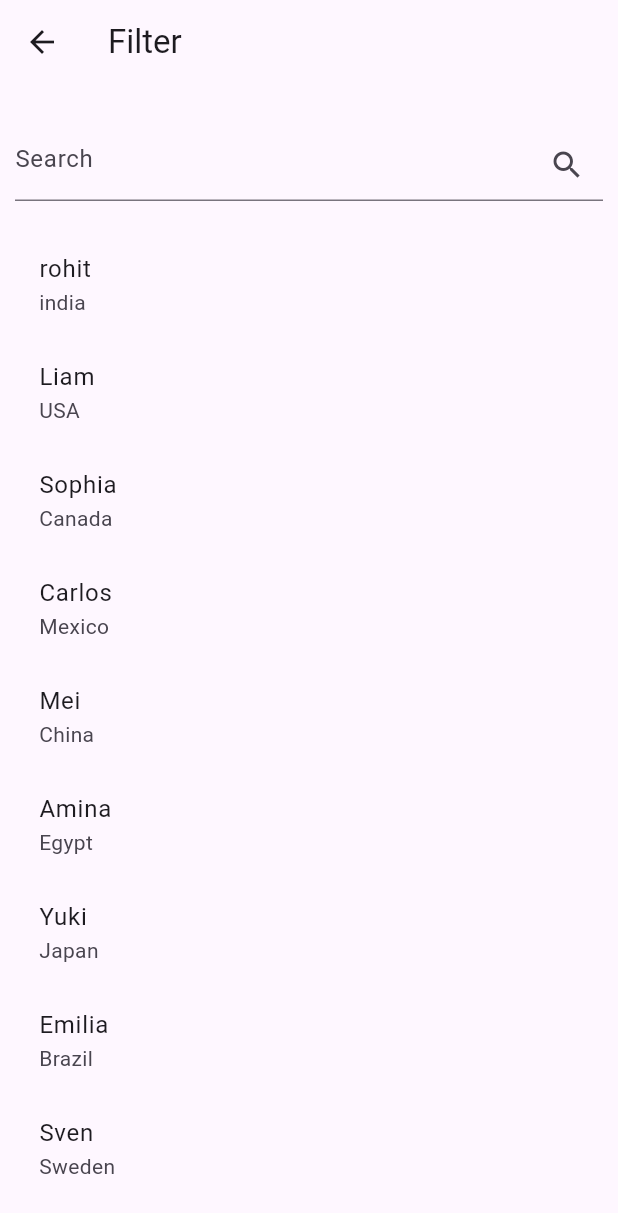
After one commit to jumairahmad/riverpod_flutter_example, a Flutter app: the screen it shows after launch, after a tap on "Filter with riverpod", on a phone screen of 412 x 824 dp. The commit adds this screen. Shown: the top 1213 px of the screen. Run offline on Flutter 3.47's test engine with Material 3 defaults, Android fonts, the phone set to English and light mode, and no system bars; our stand-ins replace flutter_riverpod, riverpod_annotation; generated files the repository leaves out were written again.

Commit message:
Notifier and Notifier provider filter

```diff
--- a/lib/main.dart
+++ b/lib/main.dart
@@ -4,6 +4,7 @@ import 'package:riverpod_examples_v1/autodispose/counter_ui.dart';
 import 'package:riverpod_examples_v1/counter_ui.dart';
 import 'package:riverpod_examples_v1/cunsumer.dart';
 import 'package:riverpod_examples_v1/notifier_examples/counter_screen.dart';
+import 'package:riverpod_examples_v1/searching/searching_ui.dart';
 import 'package:riverpod_examples_v1/streamproviderexample.dart';
 import 'package:riverpod_examples_v1/users_view.dart';
 
@@ -96,6 +97,13 @@ class MyHomePage extends ConsumerWidget{
           );
         }, label:const Text('Counter Notifier Provider')),
 
+
+        TextButton.icon(onPressed: (){
+
+          Navigator.push(context,
+          MaterialPageRoute(builder: (context)=>SearchUI()),
+          );
+        }, label:const Text('Filter with riverpod')),
         ],
       ),
     ),
--- /dev/null
+++ b/lib/searching/player_notifier.dart
@@ -0,0 +1,51 @@
+
+
+import 'package:flutter/material.dart';
+import 'package:riverpod_annotation/riverpod_annotation.dart';
+part 'player_notifier.g.dart';
+@riverpod
+class PlayerNotifier extends _$PlayerNotifier{
+
+final List<Map<String,dynamic>> allPlayers=[
+  {"name":"rohit" ,"country":"india" },
+  {"name":"Liam", "country":"USA"},
+{"name":"Sophia", "country":"Canada"},
+{"name":"Carlos", "country":"Mexico"},
+{"name":"Mei", "country":"China"},
+{"name":"Amina", "country":"Egypt"},
+{"name":"Yuki", "country":"Japan"},
+{"name":"Emilia", "country":"Brazil"},
+{"name":"Sven", "country":"Sweden"},
+{"name":"Fatima", "country":"Morocco"},
+{"name":"Kofi", "country":"Ghana"},
+];
+
+
+@override
+  List<Map<String,dynamic>> build(){
+  return allPlayers;
+ }
+
+ void filterPlayer(String name){
+
+  List<Map<String,dynamic>> results=[];
+
+  if(name.isEmpty){
+    results=allPlayers;
+  }else {
+
+
+    results=allPlayers.where((element)=>element['name']
+    .toString()
+    .toLowerCase()
+    .contains(name.toLowerCase())
+
+    ).toList();
+  }
+
+state=results;
+
+ }
+
+
+}
--- /dev/null
+++ b/lib/searching/searching_ui.dart
@@ -0,0 +1,53 @@
+import 'package:flutter/material.dart';
+import 'package:flutter_riverpod/flutter_riverpod.dart';
+import 'package:riverpod_examples_v1/searching/player_notifier.dart';
+
+class SearchUI extends ConsumerWidget {
+  const SearchUI({super.key});
+
+  @override
+  Widget build(BuildContext context,WidgetRef ref) {
+
+    var players=ref.watch(playerNotifierProvider);
+    return Scaffold(
+      appBar: AppBar(title: const Text('Filter'),),
+      body: Padding(
+        padding: const EdgeInsets.all(10.0),
+        child: Column(
+          children: [
+
+           const SizedBox(height: 20,),
+
+           TextField(
+            onChanged: (value)=>ref.read(playerNotifierProvider.notifier).filterPlayer(value),
+            decoration: InputDecoration(
+              hintText: 'Search',
+              suffixIcon:Icon( Icons.search),
+            ),
+           ),
+         const SizedBox(height: 20,),
+
+         Expanded(
+
+          child: ListView.builder(
+            itemCount: players.length,
+            itemBuilder: (context,index)=>
+
+              ListTile(
+              title: Text(
+                players[index]['name']
+
+              ),
+              subtitle: Text(
+                players[index]['country']
+              ),
+              ),
+
+          )
+
+           ),
+        ],),
+      ),
+    );
+  }
+}
--- a/pubspec.yaml
+++ b/pubspec.yaml
@@ -37,6 +37,7 @@ dependencies:
   cupertino_icons: ^1.0.6
   flutter_riverpod: ^2.5.1
   http: ^1.2.2
+  riverpod_annotation: ^2.3.5
 
 dev_dependencies:
   flutter_test:
@@ -47,7 +48,9 @@ dev_dependencies:
   # activated in the `analysis_options.yaml` file located at the root of your
   # package. See that file for information about deactivating specific lint
   # rules and activating additional ones.
-  flutter_lints: ^3.0.0
+  flutter_lints: ^2.0.0
+  riverpod_generator: ^2.3.2
+  build_runner: ^2.4.6
 
 # For information on the generic Dart part of this file, see the
 # following page: https://dart.dev/tools/pub/pubspec
```
Also changed, not shown: lib/searching/player_notifier.g.dart (added), pubspec.lock.
